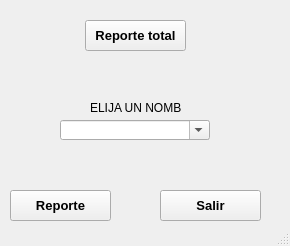
The window that MiniNomina/FrmDesign/Filtrar.ui (CodeDrTech/DevelopPython) describes before a commit, drawn with Qt 5.
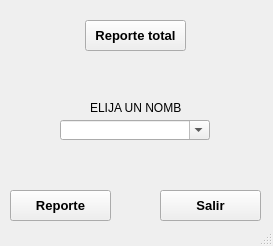
The same window after the commit.

What changed in the file:
```diff
--- a/MiniNomina/FrmDesign/Filtrar.ui
+++ b/MiniNomina/FrmDesign/Filtrar.ui
@@ -9,7 +9,7 @@
    <rect>
     <x>0</x>
     <y>0</y>
-    <width>290</width>
+    <width>273</width>
     <height>246</height>
    </rect>
   </property>
```
